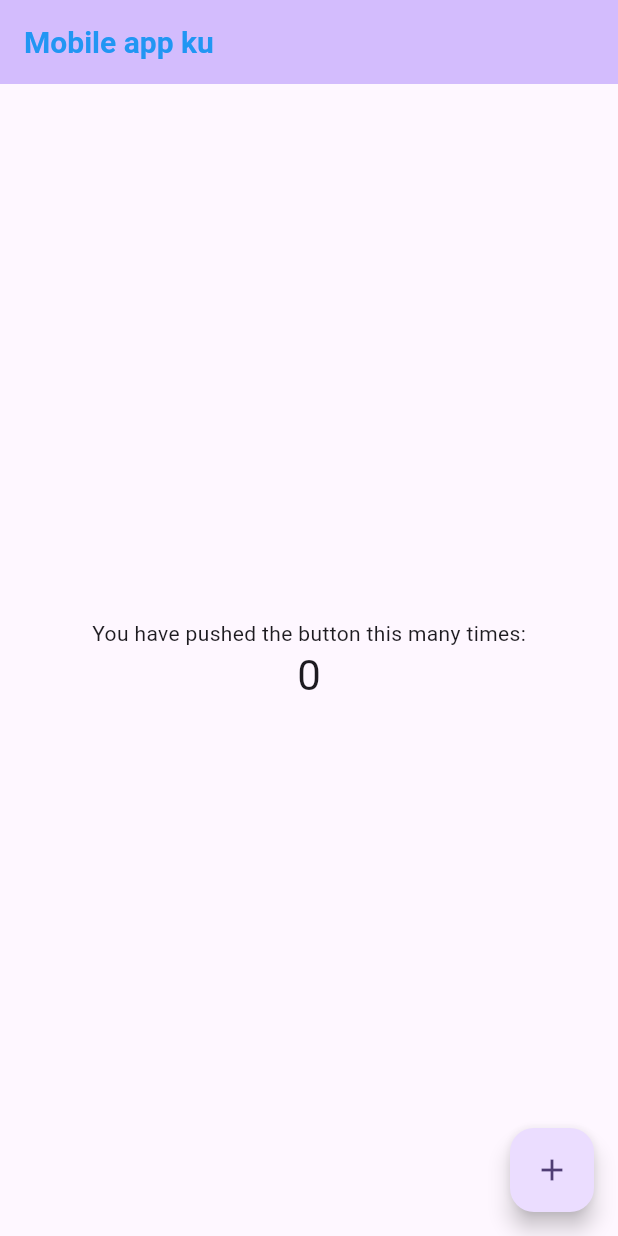
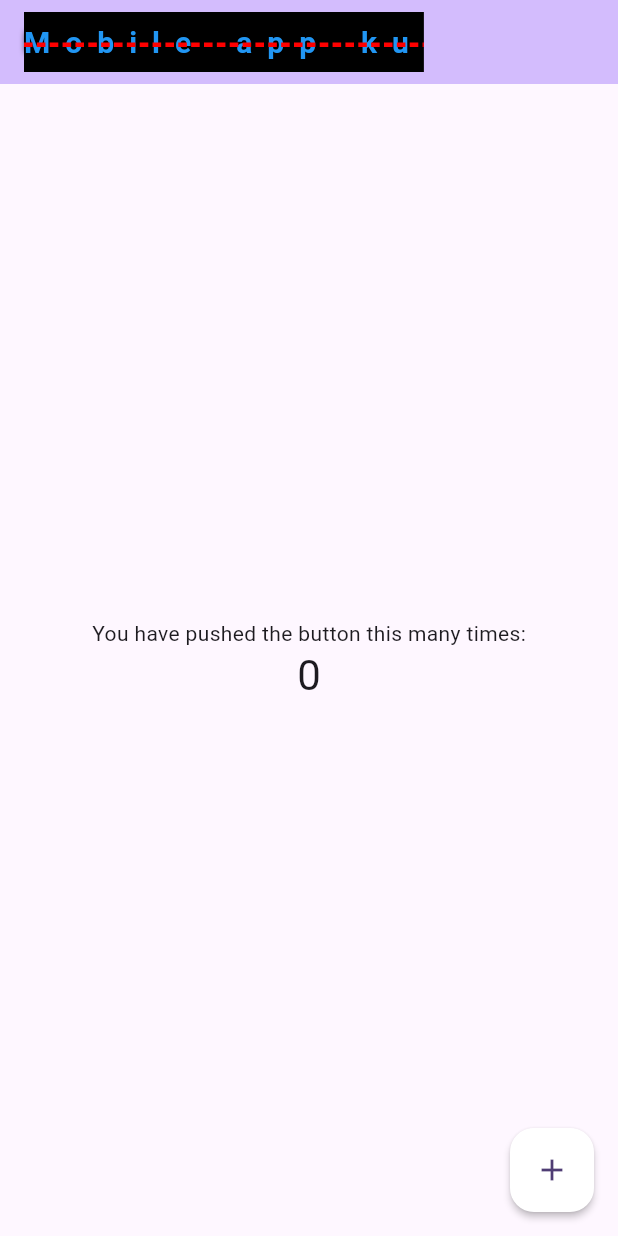
Before and after one commit to randesu/belajar-DART, a Flutter app: the screen it shows after launch, on a phone screen of 412 x 824 dp. Run offline on Flutter 3.47's test engine with Material 3 defaults, Android fonts, the phone set to English and light mode, and no system bars.

Commit message:
tugas 3 update

```diff
--- a/aplikasi_pertamaaa/lib/main.dart
+++ b/aplikasi_pertamaaa/lib/main.dart
@@ -51,12 +51,48 @@ class _MyHomePageState extends State<MyHomePage> {
 
         backgroundColor: Theme.of(context).colorScheme.inversePrimary,
 
-        title: Text(widget.title, style: TextStyle(color: Colors.blue,fontSize: 20,fontWeight: FontWeight.bold,),),
+        title: Text(widget.title,
+        style: TextStyle(
+          color: Colors.blue,
+          fontSize: 20,
+          fontWeight: FontWeight.bold,
+          fontStyle: FontStyle.normal,
+          letterSpacing: 10,
+          background: Paint(),
+          decoration: TextDecoration.lineThrough,
+          decorationColor: Color.fromARGB(255, 255, 0, 0),
+          decorationStyle: TextDecorationStyle.dashed,
+          decorationThickness: 3,
+          fontFamily: 'Roboto',
+          fontFamilyFallback: ['Roboto'],
+          height : 2,
+          overflow: TextOverflow.clip,
+          shadows: [Shadow(color: Colors.black, offset: Offset.zero, blurRadius: 5)],
+          wordSpacing: 5,
+
+          ),
+          strutStyle: StrutStyle(),
+          textAlign: TextAlign.center,
+          textDirection: TextDirection.ltr,
+          softWrap: true,
+          overflow: TextOverflow.clip,
+          textScaler: TextScaler.noScaling,
+          maxLines: 3,
+          semanticsLabel: "mobile app",
+          textWidthBasis: TextWidthBasis.parent,
+          textHeightBehavior: TextHeightBehavior(),
+          selectionColor: Colors.black,
+
+          ),
       ),
       body: Center(
 
         child: Column(
-
+          mainAxisSize: MainAxisSize.max,
+          crossAxisAlignment: CrossAxisAlignment.center,
+          textDirection: TextDirection.ltr,
+          verticalDirection: VerticalDirection.down,
+          textBaseline: TextBaseline.alphabetic,
           mainAxisAlignment: MainAxisAlignment.center,
           children: <Widget>[
             const Text(
@@ -73,6 +109,19 @@ class _MyHomePageState extends State<MyHomePage> {
         onPressed: _incrementCounter,
         tooltip: 'Increment',
         child: const Icon(Icons.add),
+        autofocus: false,
+        backgroundColor: Colors.white,
+        clipBehavior: Clip.none,
+        focusColor: Colors.white,
+        hoverColor: Colors.red,
+        splashColor: Colors.yellow,
+        elevation: 2,
+        focusElevation: 5,
+        hoverElevation: 5,
+        highlightElevation: 5,
+
+
+
       ),
     );
   }
```
